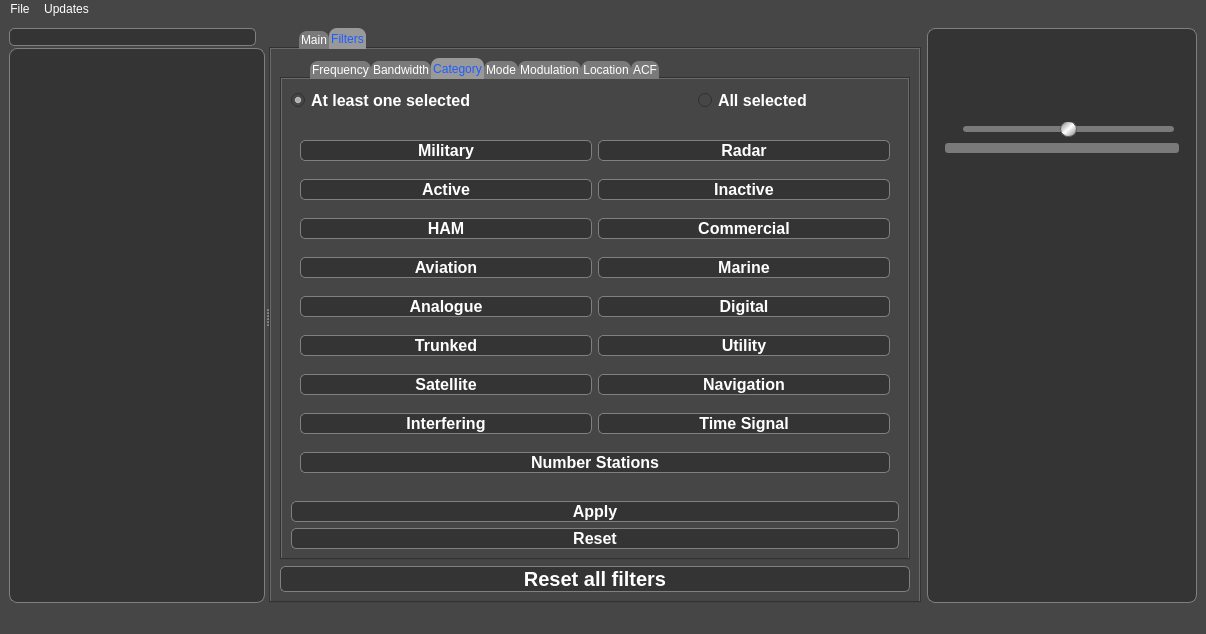
This is main_window.ui in vbrizgamnk/Artemis as Qt 5 draws it before an edit. The edited form follows.
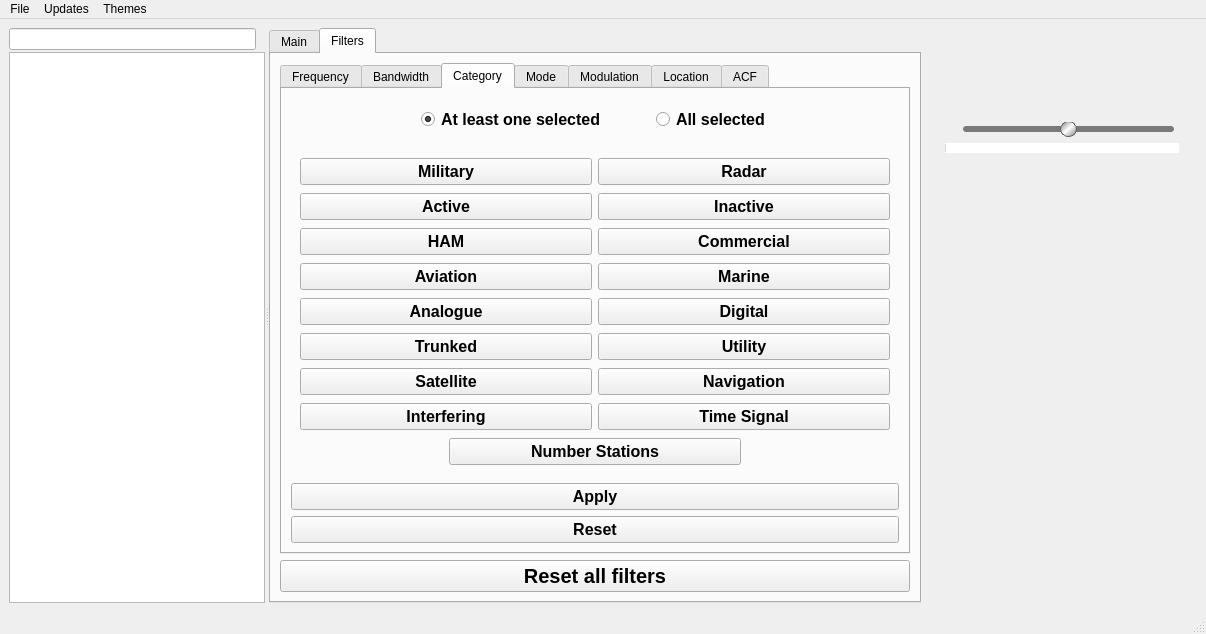
This is the edited form. The open tabs and pages were chosen to show the change. Icons and pictures are not drawn. Custom widgets are drawn as their Qt base class.

Commit message: Implement themes

```diff
--- a/main_window.ui
+++ b/main_window.ui
@@ -20,135 +20,7 @@
    <string>ARTEMIS3</string>
   </property>
   <property name="styleSheet">
-   <string notr="true">QWidget {
-	background-color: #464646
-}
-
-QLabel {
-	color: #ffffff;
-}
-
-QPushButton {
-	color: #FFFFFF
-}
-
-QProgressBar {
-    border: 2px #7a7a7a;
-	border-radius: 3px;
-	background-color:  #7a7a7a;
-}
-
-QProgressBar::chunk {
-    /*background-color: #1d5eff;*/
-	background: qlineargradient(x1:0, y1:0, x2:0, y2:1, stop:0 #1d5eff, stop:0.5 #4177ff, stop:1 #1d5eff);
-	border-radius: 3px;
-}
-
-QAbstractScrollArea::corner {
-    background: none;
-    border: none;
-}
-
-QScrollBar:vertical, QScrollBar:horizontal{
-	background-color:#343434;
-	border-radius: 5px;
-	/*background: none;*/
-}
-
-QScrollBar:vertical {
-	margin-top: 0px;
-	margin-bottom: 0px;
-	/*width: 10px;*/
-}
-QScrollBar:horizontal{
-	margin-left: 0px;
-	margin-right: 0px;
-	/*height: 10px;*/
-}
-
-QScrollBar::handle:vertical, QScrollBar::handle:horizontal{
-	border-radius: 5px;
-	border-color: none;
-	border-width: 1px; 
- 	background-color: #999999; 
-}
-
-QScrollBar::add-line:vertical, QScrollBar::add-line:horizontal{
-	width: 0px; 
-	height: 0px;
-}
-
-QScrollBar::sub-line:vertical, QScrollBar::sub-line:horizontal{
-	width: 0px; 
-	height: 0px;
-}
-
-QScrollBar::add-page:vertical{
-	border-left: 1px solid gray;
-	background: transparent;
-	border-radius: 5px;
-/*
-	border: 1px#343434;
-	background-color: #343434;*/
-}
-QScrollBar::add-page:horizontal{
-	border-top: 1px solid gray;
-	background: transparent;
-	border-radius: 5px;
-/*
-	border: 1px#343434;
-	background-color: #343434;*/
-}
-QScrollBar::sub-page:vertical{
-	border-left: 1px solid gray;
-	background: transparent;
-	border-radius: 5px;
-/*	border: 1px #343434;
-	background-color: #343434;*/
-}
-QScrollBar::sub-page:horizontal{
-	border-top: 1px solid gray;
-	background: transparent;
-	border-radius: 5px;
-/*	border: 1px #343434;
-	background-color: #343434;*/
-}
-
-QTextEdit{
-	color: #ffffff;
-}
-
-QMessageBox {
-	color: #ffffff;
-}
-
-QToolTip {
-	color: #000000;
-}
-
-QTextBrowser {
-	background-color: #464646;
-	color: #ffffff;
-	border: 0px;
-}
-
-QRadioButton {
-	color: #ffffff;
-}
-
-QListWidget {
-	background-color:rgb(52,52,52);
-	color: rgb(255, 255, 255);
-	border: 1px solid gray;
-	border-radius: 8px;
-}
-
-QLineEdit {
-	background-color: #343434;
-	color: rgb(255, 255, 255);
-	border: 1px solid gray;
-	border-radius: 5px;
-}</string>
+   <string notr="true"/>
   </property>
   <widget class="QWidget" name="centralwidget">
    <layout class="QHBoxLayout" name="horizontalLayout_2">
@@ -229,7 +101,7 @@
            <string/>
           </property>
           <property name="pixmap">
-           <pixmap>icons_imgs/search_icon.png</pixmap>
+           <pixmap>themes/1-default/icons/search_icon.png</pixmap>
           </property>
           <property name="scaledContents">
            <bool>true</bool>
@@ -293,40 +165,7 @@
         <enum>Qt::LeftToRight</enum>
        </property>
        <property name="styleSheet">
-        <string notr="true">QTabWidget::pane { /* The tab widget frame */
-   /* border-left: 1px solid gray;*/
-}
-
-
-QTabWidget::tab-bar {
-    left: 30px; /* move to the right by 5px */
-}
-
-
-/* Style the tab using the tab sub-control. Note that
-    it reads QTabBar _not_ QTabWidget */
-QTabBar::tab {
-	background: #7a7a7a;
-    border-top-left-radius: 8px;
-    border-top-right-radius: 8px;
-    min-width: 16ex;
-    padding: 2px;
-    color: #FFFFFF
-}
-
-QTabBar::tab:selected {
-	background: #999999;
-    color: #1d5eff
-}
-
-
-QTabBar::tab:!selected {
-    margin-top: 3px; /* make non-selected tabs look smaller */
-}
-
-QPushButton:!enabled {
-	color:#9f9f9f;
-}</string>
+        <string notr="true"/>
        </property>
        <property name="tabPosition">
         <enum>QTabWidget::North</enum>
@@ -335,7 +174,7 @@
         <enum>QTabWidget::Rounded</enum>
        </property>
        <property name="currentIndex">
-        <number>1</number>
+        <number>0</number>
        </property>
        <property name="movable">
         <bool>true</bool>
@@ -1221,7 +1060,7 @@
                  <string>&lt;html&gt;&lt;head/&gt;&lt;body&gt;&lt;p&gt;&lt;span style=&quot; color:#000000;&quot;&gt;Go to the signal's wiki.&lt;/span&gt;&lt;/p&gt;&lt;/body&gt;&lt;/html&gt;</string>
                 </property>
                 <property name="styleSheet">
-                 <string notr="true">color: #9f9f9f;</string>
+                 <string notr="true"/>
                 </property>
                 <property name="text">
                  <string>Signal's wiki</string>
@@ -1929,49 +1768,7 @@
          <item>
           <widget class="QTabWidget" name="all_filter_tabs">
            <property name="styleSheet">
-            <string notr="true">QComboBox {
-	background-color: rgb(52,52,52);
-	color: #ffffff;
-    border: 1px solid gray;
-    border-radius: 5px;
-}
-
-QComboBox:!enabled {
-	color: #9f9f9f;
-}
-
-QComboBox QAbstractItemView {
-    border: 1px solid gray;
-    selection-background-color: #999999;
-	selection-color: #1d5eff;
-	color: #ffffff;
-}
-
-QSpinBox {
-	background-color: rgb(52,52,52);
-	color: #ffffff;
-	border: 1px solid gray;
-	border-radius: 5px;
-}
-
-QSpinBox:!enabled {
-	color:#9f9f9f;
-}
-
-QPushButton {	
-	background-color: rgb(52,52,52);
-	border: 1px solid gray;
-	border-radius: 5px;
-}
-
-QPushButton:!enabled {
-	color:#9f9f9f;
-}
-
-QPushButton:checked {
-	color: #39eaff;
-}
-</string>
+            <string notr="true"/>
            </property>
            <property name="currentIndex">
             <number>5</number>
@@ -2262,15 +2059,7 @@
                 </sizepolicy>
                </property>
                <property name="styleSheet">
-                <string notr="true">QWidget#freq_filter_container {
-	border: 1px solid gray;
-	background-color: rgb(52,52,52);
-	border-radius: 12px;
-}
-
-QRadioButton, QLabel {
-	background-color: rgb(52,52,52);
-}</string>
+                <string notr="true"/>
                </property>
                <layout class="QGridLayout" name="gridLayout_6">
                 <item row="0" column="0">
@@ -2319,7 +2108,7 @@
                    </font>
                   </property>
                   <property name="styleSheet">
-                   <string notr="true">background-color: #464646;</string>
+                   <string notr="true"/>
                   </property>
                   <property name="alignment">
                    <set>Qt::AlignRight|Qt::AlignTrailing|Qt::AlignVCenter</set>
@@ -2363,7 +2152,7 @@
                    </font>
                   </property>
                   <property name="styleSheet">
-                   <string notr="true">background-color: #464646;</string>
+                   <string notr="true"/>
                   </property>
                   <property name="currentText">
                    <string>MHz</string>
@@ -2451,7 +2240,7 @@
                    </font>
                   </property>
                   <property name="styleSheet">
-                   <string notr="true">background-color: #464646;</string>
+                   <string notr="true"/>
                   </property>
                   <property name="frame">
                    <bool>false</bool>
@@ -2519,7 +2308,7 @@
                    </font>
                   </property>
                   <property name="styleSheet">
-                   <string notr="true">background-color: #464646;</string>
+                   <string notr="true"/>
                   </property>
                   <property name="alignment">
                    <set>Qt::AlignRight|Qt::AlignTrailing|Qt::AlignVCenter</set>
@@ -2566,7 +2355,7 @@
                    </font>
                   </property>
                   <property name="styleSheet">
-                   <string notr="true">background-color: #464646;</string>
+                   <string notr="true"/>
                   </property>
                   <property name="currentText">
                    <string>MHz</string>
@@ -2645,7 +2434,7 @@
                    </font>
                   </property>
                   <property name="styleSheet">
-                   <string notr="true">background-color: #464646;</string>
+                   <string notr="true"/>
                   </property>
                   <property name="frame">
                    <bool>false</bool>
@@ -2796,15 +2585,7 @@
                 </sizepolicy>
                </property>
                <property name="styleSheet">
-                <string notr="true">QWidget#band_filter_container {
-	border: 1px solid gray;
-	background-color: rgb(52,52,52);
-	border-radius: 12px;
-}
-
-QRadioButton, QLabel {
-	background-color: rgb(52,52,52);
-}</string>
+                <string notr="true"/>
                </property>
                <layout class="QGridLayout" name="gridLayout_7">
                 <item row="1" column="1">
@@ -2836,7 +2617,7 @@
                    </font>
                   </property>
                   <property name="styleSheet">
-                   <string notr="true">background-color: #464646;</string>
+                   <string notr="true"/>
                   </property>
                   <property name="alignment">
                    <set>Qt::AlignRight|Qt::AlignTrailing|Qt::AlignVCenter</set>
@@ -2881,7 +2662,7 @@
                    </font>
                   </property>
                   <property name="styleSheet">
-                   <string notr="true">background-color: #464646;</string>
+                   <string notr="true"/>
                   </property>
                   <property name="alignment">
                    <set>Qt::AlignRight|Qt::AlignTrailing|Qt::AlignVCenter</set>
@@ -2943,7 +2724,7 @@
                    </font>
                   </property>
                   <property name="styleSheet">
-                   <string notr="true">background-color: #464646;</string>
+                   <string notr="true"/>
                   </property>
                   <property name="frame">
                    <bool>false</bool>
@@ -3019,7 +2800,7 @@
                    </font>
                   </property>
                   <property name="styleSheet">
-                   <string notr="true">background-color: #464646;</string>
+                   <string notr="true"/>
                   </property>
                   <property name="currentText">
                    <string>MHz</string>
@@ -3084,7 +2865,7 @@
                    </font>
                   </property>
                   <property name="styleSheet">
-                   <string notr="true">background-color: #464646;</string>
+                   <string notr="true"/>
                   </property>
                   <property name="frame">
                    <bool>false</bool>
@@ -3137,7 +2918,7 @@
                    </font>
                   </property>
                   <property name="styleSheet">
-                   <string notr="true">background-color: #464646;</string>
+                   <string notr="true"/>
                   </property>
                   <property name="currentText">
                    <string>MHz</string>
@@ -3225,7 +3006,7 @@
                    </font>
                   </property>
                   <property name="styleSheet">
-                   <string notr="true">color: #9f9f9f;</string>
+                   <string notr="true"/>
                   </property>
                   <property name="text">
                    <string>Selected range:
@@ -3311,82 +3092,83 @@
              <string>Category</string>
             </attribute>
             <layout class="QGridLayout" name="gridLayout_14">
-             <item row="0" column="0" colspan="2">
-              <widget class="QRadioButton" name="cat_at_least_one">
-               <property name="font">
-                <font>
-                 <pointsize>12</pointsize>
-                 <weight>75</weight>
-                 <bold>true</bold>
-                </font>
+             <item row="0" column="0">
+              <spacer name="horizontalSpacer_11">
+               <property name="orientation">
+                <enum>Qt::Horizontal</enum>
                </property>
-               <property name="toolTip">
-                <string>&lt;html&gt;&lt;head/&gt;&lt;body&gt;&lt;p&gt;Keep all the signals which belong to &lt;span style=&quot; font-style:italic;&quot;&gt;at least&lt;/span&gt; one of the selected categories.&lt;/p&gt;&lt;/body&gt;&lt;/html&gt;</string>
+               <property name="sizeHint" stdset="0">
+                <size>
+                 <width>102</width>
+                 <height>20</height>
+                </size>
                </property>
-               <property name="styleSheet">
-                <string notr="true"/>
-               </property>
-               <property name="text">
-                <string>At least one selected</string>
-               </property>
-               <property name="checked">
-                <bool>true</bool>
-               </property>
+              </spacer>
+             </item>
+             <item row="0" column="1">
+              <widget class="QWidget" name="widget_8" native="true">
+               <layout class="QHBoxLayout" name="horizontalLayout_24">
+                <property name="spacing">
+                 <number>50</number>
+                </property>
+                <item>
+                 <widget class="QRadioButton" name="cat_at_least_one">
+                  <property name="font">
+                   <font>
+                    <pointsize>12</pointsize>
+                    <weight>75</weight>
+                    <bold>true</bold>
+                   </font>
+                  </property>
+                  <property name="toolTip">
+                   <string>&lt;html&gt;&lt;head/&gt;&lt;body&gt;&lt;p&gt;Keep all the signals which belong to &lt;span style=&quot; font-style:italic;&quot;&gt;at least&lt;/span&gt; one of the selected categories.&lt;/p&gt;&lt;/body&gt;&lt;/html&gt;</string>
+                  </property>
+                  <property name="styleSheet">
+                   <string notr="true"/>
+                  </property>
+                  <property name="text">
+                   <string>At least one selected</string>
+                  </property>
+                  <property name="checked">
+                   <bool>true</bool>
+                  </property>
+                 </widget>
+                </item>
+                <item>
+                 <widget class="QRadioButton" name="cat_all">
+                  <property name="font">
+                   <font>
+                    <pointsize>12</pointsize>
+                    <weight>75</weight>
+                    <bold>true</bold>
+                   </font>
+                  </property>
+                  <property name="toolTip">
+                   <string>&lt;html&gt;&lt;head/&gt;&lt;body&gt;&lt;p&gt;Keep all the signals which belong to &lt;span style=&quot; font-style:italic;&quot;&gt;all &lt;/span&gt;the selected categories.&lt;/p&gt;&lt;/body&gt;&lt;/html&gt;</string>
+                  </property>
+                  <property name="text">
+                   <string>All selected</string>
+                  </property>
+                  <property name="checked">
+                   <bool>false</bool>
+                  </property>
+                 </widget>
+                </item>
+               </layout>
               </widget>
              </item>
              <item row="0" column="2">
-              <widget class="QRadioButton" name="cat_all">
-               <property name="font">
-                <font>
-                 <pointsize>12</pointsize>
-                 <weight>75</weight>
-                 <bold>true</bold>
-                </font>
+              <spacer name="horizontalSpacer_12">
+               <property name="orientation">
+                <enum>Qt::Horizontal</enum>
                </property>
-               <property name="toolTip">
-                <string>&lt;html&gt;&lt;head/&gt;&lt;body&gt;&lt;p&gt;Keep all the signals which belong to &lt;span style=&quot; font-style:italic;&quot;&gt;all &lt;/span&gt;the selected categories.&lt;/p&gt;&lt;/body&gt;&lt;/html&gt;</string>
+               <property name="sizeHint" stdset="0">
+                <size>
+                 <width>102</width>
+                 <height>20</height>
+                </size>
                </property>
-               <property name="text">
-                <string>All selected</string>
-               </property>
-               <property name="checked">
-                <bool>false</bool>
-               </property>
-              </widget>
-             </item>
-             <item row="2" column="0" colspan="3">
-              <widget class="DoubleTextButton" name="apply_remove_cat_filter_btn">
-               <property name="enabled">
-                <bool>true</bool>
-               </property>
-               <property name="font">
-                <font>
-                 <pointsize>12</pointsize>
-                 <weight>75</weight>
-                 <bold>true</bold>
-                </font>
-               </property>
-               <property name="text">
-                <string>Apply</string>
-               </property>
-               <property name="checkable">
-                <bool>true</bool>
-               </property>
-              </widget>
-             </item>
-             <item row="3" column="0" colspan="3">
-              <widget class="QPushButton" name="reset_cat_filters_btn">
-               <property name="font">
-                <font>
-                 <pointsize>12</pointsize>
-                 <weight>75</weight>
-                 <bold>true</bold>
-                </font>
-               </property>
-               <property name="text">
-                <string>Reset</string>
-               </property>
-              </widget>
+              </spacer>
              </item>
              <item row="1" column="0" colspan="3">
               <widget class="QWidget" name="widget_11" native="true">
@@ -3397,8 +3179,8 @@
                 </sizepolicy>
                </property>
                <layout class="QGridLayout" name="gridLayout_8">
-                <item row="0" column="0">
-                 <widget class="QPushButton" name="military_btn">
+                <item row="8" column="1" colspan="2">
+                 <widget class="QPushButton" name="number_stations_btn">
                   <property name="font">
                    <font>
                     <pointsize>12</pointsize>
@@ -3407,14 +3189,167 @@
                    </font>
                   </property>
                   <property name="text">
-                   <string>Military</string>
+                   <string>Number Stations</string>
                   </property>
                   <property name="checkable">
                    <bool>true</bool>
                   </property>
                  </widget>
                 </item>
-                <item row="0" column="1">
+                <item row="7" column="2" colspan="2">
+                 <widget class="QPushButton" name="time_signal_btn">
+                  <property name="font">
+                   <font>
+                    <pointsize>12</pointsize>
+                    <weight>75</weight>
+                    <bold>true</bold>
+                   </font>
+                  </property>
+                  <property name="text">
+                   <string>Time Signal</string>
+                  </property>
+                  <property name="checkable">
+                   <bool>true</bool>
+                  </property>
+                 </widget>
+                </item>
+                <item row="7" column="0" colspan="2">
+                 <widget class="QPushButton" name="interfering_btn">
+                  <property name="font">
+                   <font>
+                    <pointsize>12</pointsize>
+                    <weight>75</weight>
+                    <bold>true</bold>
+                   </font>
+                  </property>
+                  <property name="text">
+                   <string>Interfering</string>
+                  </property>
+                  <property name="checkable">
+                   <bool>true</bool>
+                  </property>
+                 </widget>
+                </item>
+                <item row="6" column="0" colspan="2">
+                 <widget class="QPushButton" name="sat_btn">
+                  <property name="font">
+                   <font>
+                    <pointsize>12</pointsize>
+                    <weight>75</weight>
+                    <bold>true</bold>
+                   </font>
+                  </property>
+                  <property name="text">
+                   <string>Satellite</string>
+                  </property>
+                  <property name="checkable">
+                   <bool>true</bool>
+                  </property>
+                 </widget>
+                </item>
+                <item row="6" column="2" colspan="2">
+                 <widget class="QPushButton" name="navigation_btn">
+                  <property name="font">
+                   <font>
+                    <pointsize>12</pointsize>
+                    <weight>75</weight>
+                    <bold>true</bold>
+                   </font>
+                  </property>
+                  <property name="text">
+                   <string>Navigation</string>
+                  </property>
+                  <property name="checkable">
+                   <bool>true</bool>
+                  </property>
+                 </widget>
+                </item>
+                <item row="5" column="2" colspan="2">
+                 <widget class="QPushButton" name="utility_btn">
+                  <property name="font">
+                   <font>
+                    <pointsize>12</pointsize>
+                    <weight>75</weight>
+                    <bold>true</bold>
+                   </font>
+                  </property>
+                  <property name="text">
+                   <string>Utility</string>
+                  </property>
+                  <property name="checkable">
+                   <bool>true</bool>
+                  </property>
+                 </widget>
+                </item>
+                <item row="4" column="2" colspan="2">
+                 <widget class="QPushButton" name="digital_btn">
+                  <property name="font">
+                   <font>
+                    <pointsize>12</pointsize>
+                    <weight>75</weight>
+                    <bold>true</bold>
+                   </font>
+                  </property>
+                  <property name="text">
+                   <string>Digital</string>
+                  </property>
+                  <property name="checkable">
+                   <bool>true</bool>
+                  </property>
+                 </widget>
+                </item>
+                <item row="3" column="2" colspan="2">
+                 <widget class="QPushButton" name="marine_btn">
+                  <property name="font">
+                   <font>
+                    <pointsize>12</pointsize>
+                    <weight>75</weight>
+                    <bold>true</bold>
+                   </font>
+                  </property>
+                  <property name="text">
+                   <string>Marine</string>
+                  </property>
+                  <property name="checkable">
+                   <bool>true</bool>
+                  </property>
+                 </widget>
+                </item>
+                <item row="2" column="2" colspan="2">
+                 <widget class="QPushButton" name="commercial_btn">
+                  <property name="font">
+                   <font>
+                    <pointsize>12</pointsize>
+                    <weight>75</weight>
+                    <bold>true</bold>
+                   </font>
+                  </property>
+                  <property name="text">
+                   <string>Commercial</string>
+                  </property>
+                  <property name="checkable">
+                   <bool>true</bool>
+                  </property>
+                 </widget>
+                </item>
+                <item row="1" column="2" colspan="2">
+                 <widget class="QPushButton" name="inactive_btn">
+                  <property name="font">
+                   <font>
+                    <pointsize>12</pointsize>
+                    <weight>75</weight>
+                    <bold>true</bold>
+                   </font>
+                  </property>
+                  <property name="text">
+                   <string>Inactive</string>
+                  </property>
+                  <property name="checkable">
+                   <bool>true</bool>
+                  </property>
+                 </widget>
+                </item>
+                <item row="0" column="2" colspan="2">
                  <widget class="QPushButton" name="radar_btn">
                   <property name="font">
                    <font>
@@ -3431,7 +3366,24 @@
                   </property>
                  </widget>
                 </item>
-                <item row="1" column="0">
+                <item row="0" column="0" colspan="2">
+                 <widget class="QPushButton" name="military_btn">
+                  <property name="font">
+                   <font>
+                    <pointsize>12</pointsize>
+                    <weight>75</weight>
+                    <bold>true</bold>
+                   </font>
+                  </property>
+                  <property name="text">
+                   <string>Military</string>
+                  </property>
+                  <property name="checkable">
+                   <bool>true</bool>
+                  </property>
+                 </widget>
+                </item>
+                <item row="1" column="0" colspan="2">
                  <widget class="QPushButton" name="active_btn">
                   <property name="font">
                    <font>
@@ -3448,24 +3400,7 @@
                   </property>
                  </widget>
                 </item>
-                <item row="1" column="1">
-                 <widget class="QPushButton" name="inactive_btn">
-                  <property name="font">
-                   <font>
-                    <pointsize>12</pointsize>
-                    <weight>75</weight>
-                    <bold>true</bold>
-                   </font>
-                  </property>
-                  <property name="text">
-                   <string>Inactive</string>
-                  </property>
-                  <property name="checkable">
-                   <bool>true</bool>
-                  </property>
-                 </widget>
-                </item>
-                <item row="2" column="0">
+                <item row="2" column="0" colspan="2">
                  <widget class="QPushButton" name="ham_btn">
                   <property name="font">
                    <font>
@@ -3482,24 +3417,7 @@
                   </property>
                  </widget>
                 </item>
-                <item row="2" column="1">
-                 <widget class="QPushButton" name="commercial_btn">
-                  <property name="font">
-                   <font>
-                    <pointsize>12</pointsize>
-                    <weight>75</weight>
-                    <bold>true</bold>
-                   </font>
-                  </property>
-                  <property name="text">
-                   <string>Commercial</string>
-                  </property>
-                  <property name="checkable">
-                   <bool>true</bool>
-                  </property>
-                 </widget>
-                </item>
-                <item row="3" column="0">
+                <item row="3" column="0" colspan="2">
                  <widget class="QPushButton" name="aviation_btn">
                   <property name="font">
                    <font>
@@ -3516,24 +3434,7 @@
                   </property>
                  </widget>
                 </item>
-                <item row="3" column="1">
-                 <widget class="QPushButton" name="marine_btn">
-                  <property name="font">
-                   <font>
-                    <pointsize>12</pointsize>
-                    <weight>75</weight>
-                    <bold>true</bold>
-                   </font>
-                  </property>
-                  <property name="text">
-                   <string>Marine</string>
-                  </property>
-                  <property name="checkable">
-                   <bool>true</bool>
-                  </property>
-                 </widget>
-                </item>
-                <item row="4" column="0">
+                <item row="4" column="0" colspan="2">
                  <widget class="QPushButton" name="analogue_btn">
                   <property name="font">
                    <font>
@@ -3550,24 +3451,7 @@
                   </property>
                  </widget>
                 </item>
-                <item row="4" column="1">
-                 <widget class="QPushButton" name="digital_btn">
-                  <property name="font">
-                   <font>
-                    <pointsize>12</pointsize>
-                    <weight>75</weight>
-                    <bold>true</bold>
-                   </font>
-                  </property>
-                  <property name="text">
-                   <string>Digital</string>
-                  </property>
-                  <property name="checkable">
-                   <bool>true</bool>
-                  </property>
-                 </widget>
-                </item>
-                <item row="5" column="0">
+                <item row="5" column="0" colspan="2">
                  <widget class="QPushButton" name="trunked_btn">
                   <property name="font">
                    <font>
@@ -3584,111 +3468,43 @@
                   </property>
                  </widget>
                 </item>
-                <item row="5" column="1">
-                 <widget class="QPushButton" name="utility_btn">
-                  <property name="font">
-                   <font>
-                    <pointsize>12</pointsize>
-                    <weight>75</weight>
-                    <bold>true</bold>
-                   </font>
-                  </property>
-                  <property name="text">
-                   <string>Utility</string>
-                  </property>
-                  <property name="checkable">
-                   <bool>true</bool>
-                  </property>
-                 </widget>
-                </item>
-                <item row="6" column="0">
-                 <widget class="QPushButton" name="sat_btn">
-                  <property name="font">
-                   <font>
-                    <pointsize>12</pointsize>
-                    <weight>75</weight>
-                    <bold>true</bold>
-                   </font>
-                  </property>
-                  <property name="text">
-                   <string>Satellite</string>
-                  </property>
-                  <property name="checkable">
-                   <bool>true</bool>
-                  </property>
-                 </widget>
-                </item>
-                <item row="6" column="1">
-                 <widget class="QPushButton" name="navigation_btn">
-                  <property name="font">
-                   <font>
-                    <pointsize>12</pointsize>
-                    <weight>75</weight>
-                    <bold>true</bold>
-                   </font>
-                  </property>
-                  <property name="text">
-                   <string>Navigation</string>
-                  </property>
-                  <property name="checkable">
-                   <bool>true</bool>
-                  </property>
-                 </widget>
-                </item>
-                <item row="7" column="0">
-                 <widget class="QPushButton" name="interfering_btn">
-                  <property name="font">
-                   <font>
-                    <pointsize>12</pointsize>
-                    <weight>75</weight>
-                    <bold>true</bold>
-                   </font>
-                  </property>
-                  <property name="text">
-                   <string>Interfering</string>
-                  </property>
-                  <property name="checkable">
-                   <bool>true</bool>
-                  </property>
-                 </widget>
-                </item>
-                <item row="7" column="1">
-                 <widget class="QPushButton" name="time_signal_btn">
-                  <property name="font">
-                   <font>
-                    <pointsize>12</pointsize>
-                    <weight>75</weight>
-                    <bold>true</bold>
-                   </font>
-                  </property>
-                  <property name="text">
-                   <string>Time Signal</string>
-                  </property>
-                  <property name="checkable">
-                   <bool>true</bool>
-                  </property>
-                 </widget>
-                </item>
-                <item row="8" column="0" colspan="2">
-                 <widget class="QPushButton" name="number_stations_btn">
-                  <property name="font">
-                   <font>
-                    <pointsize>12</pointsize>
-                    <weight>75</weight>
-                    <bold>true</bold>
-                   </font>
-                  </property>
-                  <property name="text">
-                   <string>Number Stations</string>
-                  </property>
-                  <property name="checkable">
-                   <bool>true</bool>
-                  </property>
-                 </widget>
-                </item>
                </layout>
               </widget>
              </item>
+             <item row="2" column="0" colspan="3">
+              <widget class="DoubleTextButton" name="apply_remove_cat_filter_btn">
+               <property name="enabled">
+                <bool>true</bool>
+               </property>
+               <property name="font">
+                <font>
+                 <pointsize>12</pointsize>
+                 <weight>75</weight>
+                 <bold>true</bold>
+                </font>
+               </property>
+               <property name="text">
+                <string>Apply</string>
+               </property>
+               <property name="checkable">
+                <bool>true</bool>
+               </property>
+              </widget>
+             </item>
+             <item row="3" column="0" colspan="3">
+              <widget class="QPushButton" name="reset_cat_filters_btn">
+               <property name="font">
+                <font>
+                 <pointsize>12</pointsize>
+                 <weight>75</weight>
+                 <bold>true</bold>
+                </font>
+               </property>
+               <property name="text">
+                <string>Reset</string>
+               </property>
+              </widget>
+             </item>
             </layout>
            </widget>
            <widget class="QWidget" name="tab_6">
@@ -3838,7 +3654,7 @@
                  </widget>
                 </item>
                 <item row="0" column="1">
-                 <widget class="QLabel" name="label_2">
+                 <widget class="QLabel" name="modulation_search_label">
                   <property name="sizePolicy">
                    <sizepolicy hsizetype="Fixed" vsizetype="Fixed">
                     <horstretch>0</horstretch>
@@ -3965,7 +3781,7 @@
                  <widget class="QLineEdit" name="search_bar_location"/>
                 </item>
                 <item row="0" column="1">
-                 <widget class="QLabel" name="label_10">
+                 <widget class="QLabel" name="location_search_label">
                   <property name="sizePolicy">
                    <sizepolicy hsizetype="Fixed" vsizetype="Fixed">
                     <horstretch>0</horstretch>
@@ -4073,9 +3889,7 @@
             </font>
            </property>
            <property name="styleSheet">
-            <string notr="true">background-color: rgb(52,52,52);
-border: 1px solid gray;
-border-radius: 5px;</string>
+            <string notr="true"/>
            </property>
            <property name="text">
             <string>Reset all filters</string>
@@ -4108,25 +3922,7 @@
        </size>
       </property>
       <property name="styleSheet">
-       <string notr="true">QWidget {
-background-color:rgb(52,52,52);
-border: 1px solid gray;
-border-radius: 8px;
-}
-QProgressBar {
-    border: 2px #7a7a7a;
-	border-radius: 3px;
-	background-color:  #7a7a7a;
-}
-
-QProgressBar::chunk {
-    /*background-color: #1d5eff;*/
-	background: qlineargradient(x1:0, y1:0, x2:0, y2:1, stop:0 #1d5eff, stop:0.5 #4177ff, stop:1 #1d5eff);
-	border-radius: 3px;
-}
-QLabel, QPushButton, QSlider {
-	border: 0px;
-}</string>
+       <string notr="true"/>
       </property>
       <layout class="QVBoxLayout" name="verticalLayout">
        <item>
@@ -4143,17 +3939,10 @@
 	border: 0px;
 }
 QPushButton {
-	/*background-color: #1d5eff;*/
     border: 0px solid gray;
 	border-color: #1d5eff;
     border-radius: 20px;
-}
-
-/*
-QPushButton:disabled {
-	background-color: #7a7a7a;
-}
-*/</string>
+}</string>
          </property>
          <layout class="QGridLayout" name="gridLayout_3">
           <item row="3" column="0" colspan="3">
@@ -4259,7 +4048,7 @@
           <item row="2" column="0" colspan="3">
            <layout class="QHBoxLayout" name="horizontalLayout">
             <item>
-             <widget class="QLabel" name="label">
+             <widget class="QLabel" name="volume_label">
               <property name="sizePolicy">
                <sizepolicy hsizetype="Fixed" vsizetype="Fixed">
                 <horstretch>0</horstretch>
@@ -4276,7 +4065,7 @@
                <string/>
               </property>
               <property name="pixmap">
-               <pixmap>icons_imgs/volume.png</pixmap>
+               <pixmap>themes/1-default/icons/volume.png</pixmap>
               </property>
               <property name="scaledContents">
                <bool>true</bool>
@@ -4349,7 +4138,7 @@
           <string/>
          </property>
          <property name="pixmap">
-          <pixmap>icons_imgs/nosignalselected.png</pixmap>
+          <pixmap>themes/1-system/icons/nosignalselected.png</pixmap>
          </property>
          <property name="scaledContents">
           <bool>true</bool>
@@ -4371,23 +4160,7 @@
     </rect>
    </property>
    <property name="styleSheet">
-    <string notr="true">QMenuBar {
-    color: rgb(255, 255, 255);
-}
-
-QMenuBar::item:selected {
-	background:#999999;
-	color: #1d5eff
-}
-
-QMenu::item:selected {
-    background-color: #999999;
-	color: #1d5eff
-}
-
-QMenu {
-	color: #ffffff;
-}</string>
+    <string notr="true"/>
    </property>
    <widget class="QMenu" name="menuFile">
     <property name="styleSheet">
@@ -4404,8 +4177,14 @@
     </property>
     <addaction name="action_update_database"/>
    </widget>
+   <widget class="QMenu" name="menu_themes">
+    <property name="title">
+     <string>Themes</string>
+    </property>
+   </widget>
    <addaction name="menuFile"/>
    <addaction name="menuUpdates"/>
+   <addaction name="menu_themes"/>
   </widget>
   <widget class="QStatusBar" name="statusbar">
    <property name="styleSheet">
```
The commit also changes 24 other files.
